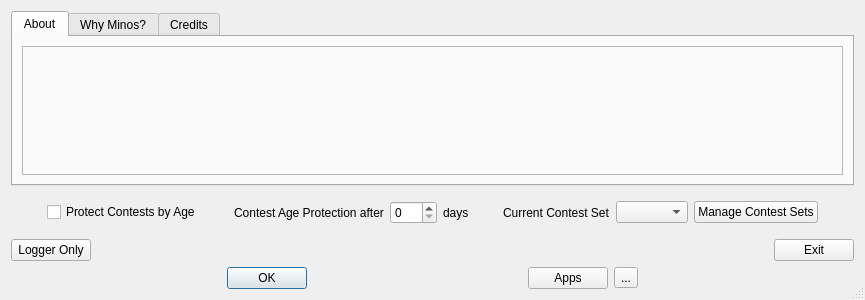
Qt form mqt/MqtLogger/taboutbox.ui (Rsclub22/Minos2-Mirror) before a commit.
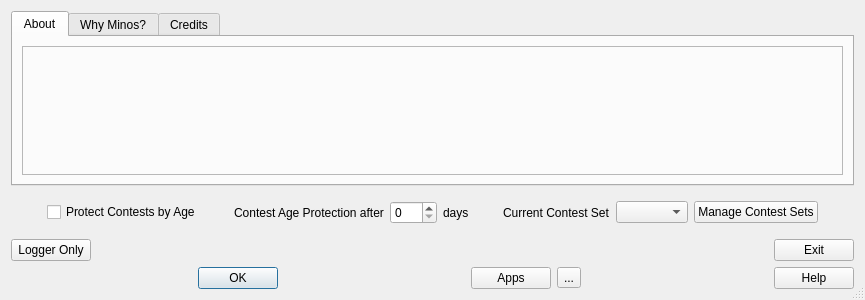
The same form after that commit.

Commit message: Put forum and manual (help) in your face on the splash screen

Diff of the .ui file:
```diff
--- a/mqt/MqtLogger/taboutbox.ui
+++ b/mqt/MqtLogger/taboutbox.ui
@@ -327,6 +327,13 @@
        </property>
       </spacer>
      </item>
+     <item>
+      <widget class="QPushButton" name="helpButton">
+       <property name="text">
+        <string>Help</string>
+       </property>
+      </widget>
+     </item>
     </layout>
    </item>
   </layout>
```
The commit also changes 3 other files.
